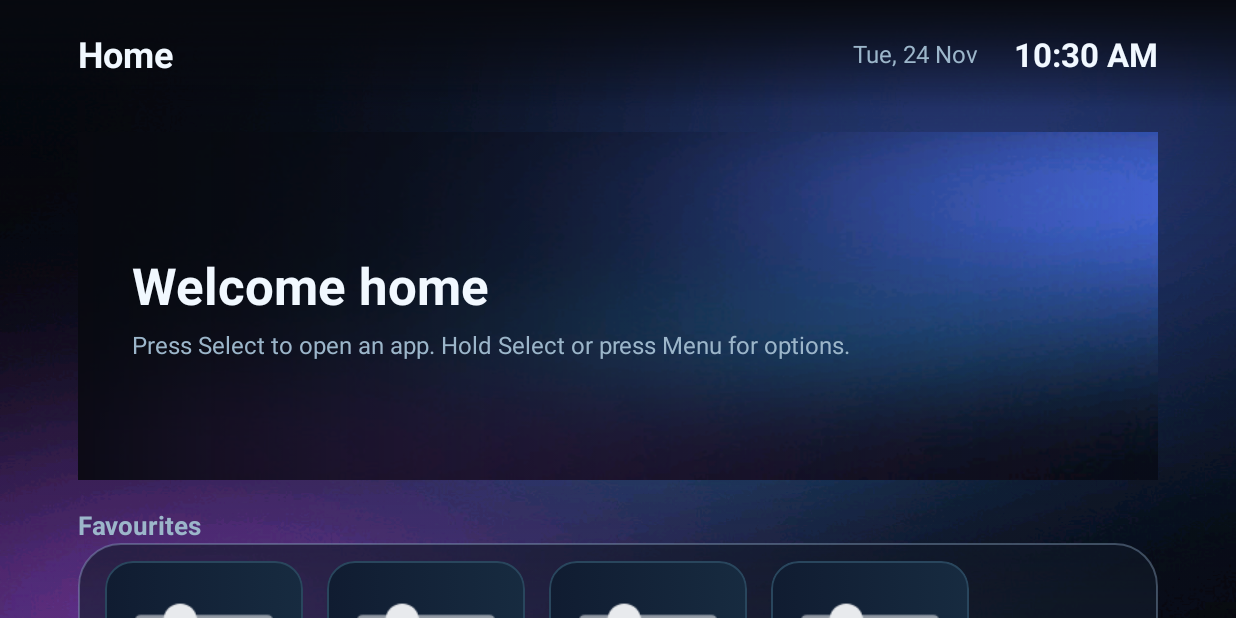
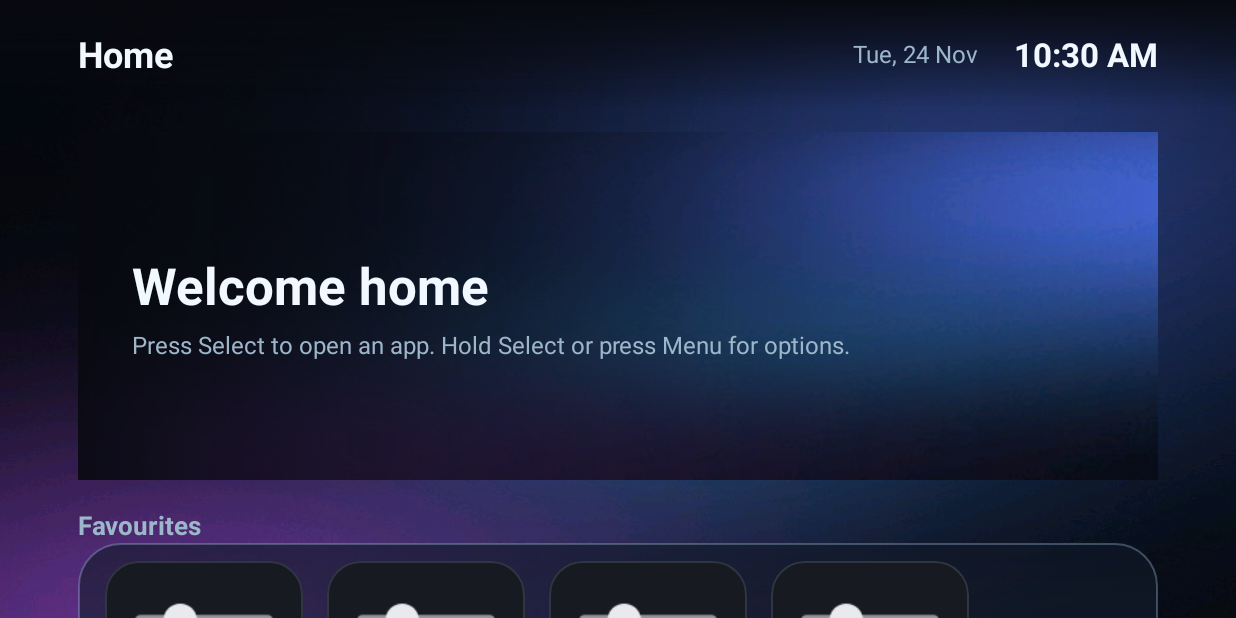
Before and after one commit to ItzmrRohxn/GoogleTV-Home, an Android app: the screen it shows after launch (MainActivity), on a phone screen of 824 x 412 dp (held sideways). Run offline under Robolectric (Android 15) with nearby library versions, the phone set to English and light mode, and no system bars.

Commit message:
Refine Apple TV tile surfaces and focus treatment

```diff
--- a/app/src/main/res/drawable/bg_tile.xml
+++ b/app/src/main/res/drawable/bg_tile.xml
@@ -2,22 +2,22 @@
 <selector xmlns:android="http://schemas.android.com/apk/res/android">
     <item android:state_focused="true">
         <shape android:shape="rectangle">
-            <gradient android:angle="0" android:startColor="#FF17334D" android:endColor="#FF244D68" />
-            <corners android:radius="18dp" />
-            <stroke android:width="3dp" android:color="@color/focus_ring" />
+            <solid android:color="#FF292D35" />
+            <corners android:radius="22dp" />
+            <stroke android:width="3dp" android:color="#FFF4F6FA" />
         </shape>
     </item>
     <item android:state_pressed="true">
         <shape android:shape="rectangle">
-            <gradient android:angle="0" android:startColor="#FF17334D" android:endColor="#FF244D68" />
-            <corners android:radius="18dp" />
+            <solid android:color="#FF303641" />
+            <corners android:radius="22dp" />
         </shape>
     </item>
     <item>
         <shape android:shape="rectangle">
-            <gradient android:angle="0" android:startColor="#FF101C31" android:endColor="#FF172B40" />
-            <corners android:radius="18dp" />
-            <stroke android:width="1dp" android:color="#FF29465D" />
+            <solid android:color="#FF171A20" />
+            <corners android:radius="22dp" />
+            <stroke android:width="1dp" android:color="#FF303640" />
         </shape>
     </item>
 </selector>
```
